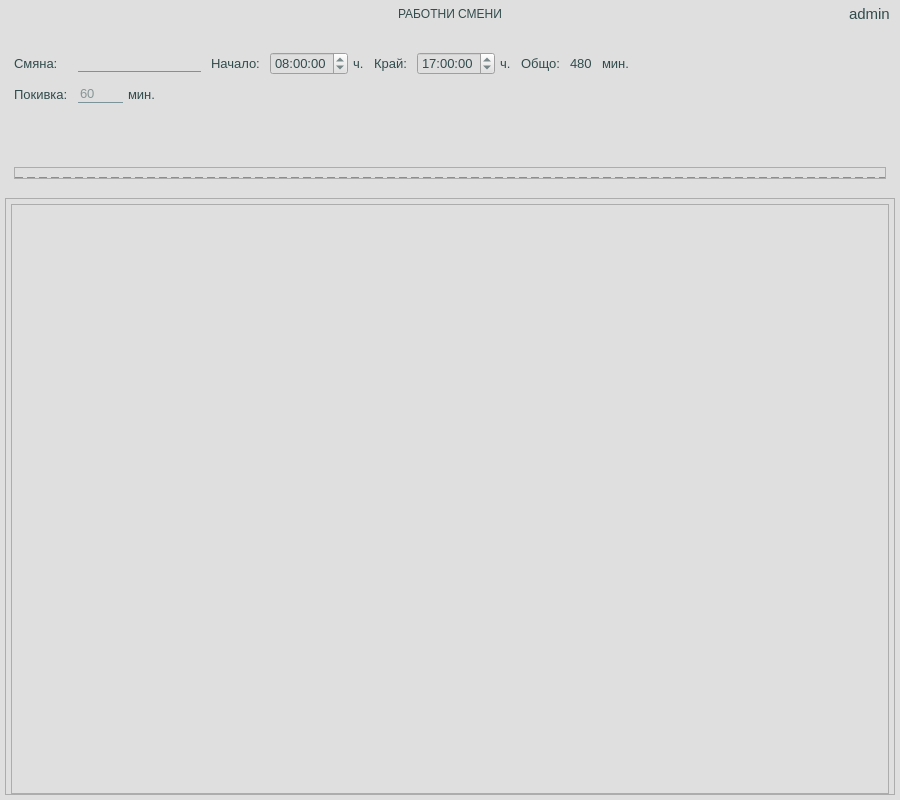
Old version of the form app/ui/widgets/customShiftsEditWidget.ui in the repository DevilPhp/WorkSalary.v01.
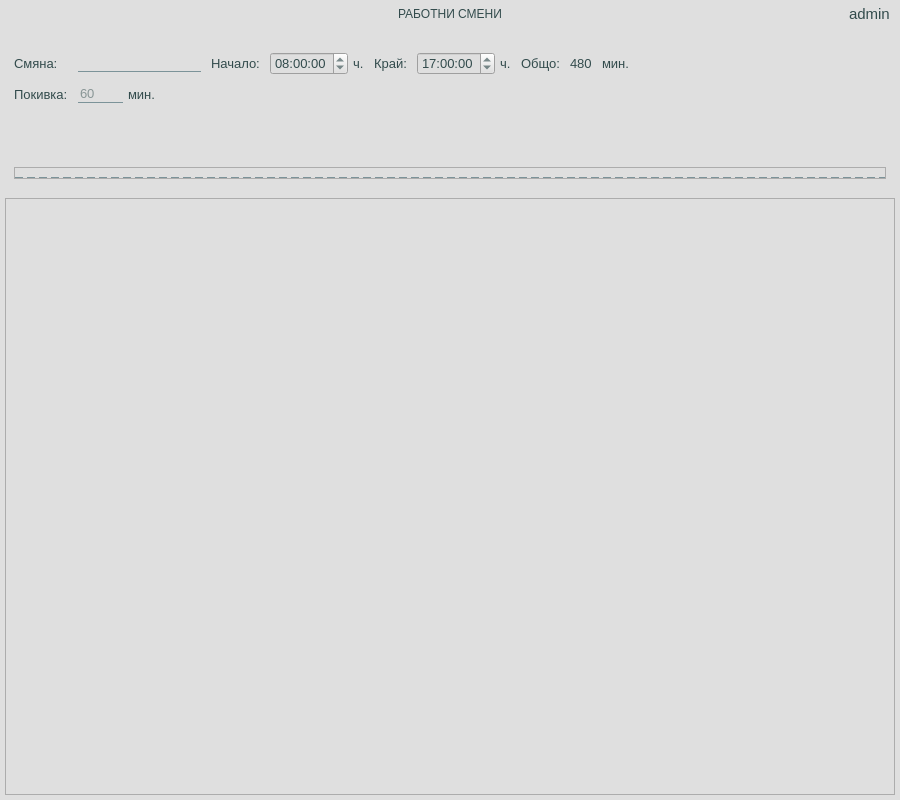
New version of the form. Icons and pictures are not drawn.

```diff
--- a/app/ui/widgets/customShiftsEditWidget.ui
+++ b/app/ui/widgets/customShiftsEditWidget.ui
@@ -681,53 +681,6 @@
           <property name="bottomMargin">
            <number>0</number>
           </property>
-          <item>
-           <widget class="QTableView" name="workingShiftsTableView">
-            <property name="focusPolicy">
-             <enum>Qt::NoFocus</enum>
-            </property>
-            <property name="styleSheet">
-             <string notr="true">QHeaderView:section{
-	font: 700 10.5pt &quot;Segoe UI&quot;;
-	background-color: #dfdfdf;
-	padding-left: 10px;
-	padding-top:10px;
-	padding-right:10px;
-}
-QVerticalView:section{
-	min-height: 30;
-}
-QAbstractItemView{
-	alternate-background-color: #d3d3d3;
-	font: 10.5pt &quot;Segoe UI&quot;;
-	selection-background-color: rgba(198, 228, 254, 45);
-	selection-color: #324b4c;
-}
-QAbstractItemView:item{
-	selection-background-color: rgba(198, 228, 254, 45);
-	selection-color: #324b4c;
-}
-QAbstractItemView::item:selected{
-	background-color: rgba(198, 228, 254, 45);
-}</string>
-            </property>
-            <property name="editTriggers">
-             <set>QAbstractItemView::NoEditTriggers</set>
-            </property>
-            <property name="alternatingRowColors">
-             <bool>true</bool>
-            </property>
-            <property name="selectionBehavior">
-             <enum>QAbstractItemView::SelectRows</enum>
-            </property>
-            <property name="cornerButtonEnabled">
-             <bool>false</bool>
-            </property>
-            <attribute name="verticalHeaderVisible">
-             <bool>false</bool>
-            </attribute>
-           </widget>
-          </item>
          </layout>
         </widget>
        </item>
```
